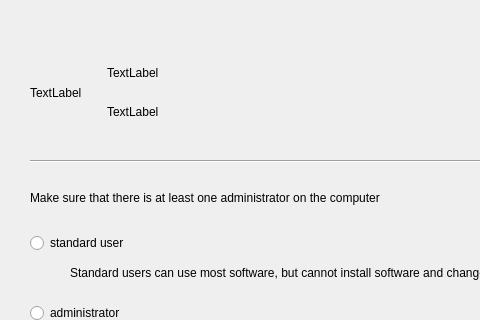
The window that plugins/account/userinfo/changetypedialog.ui (ukui/ukui-control-center) describes before a commit, drawn with Qt 5; both pictures show x 0 to 480 and y 0 to 320 of the 586 by 430 pixel window.
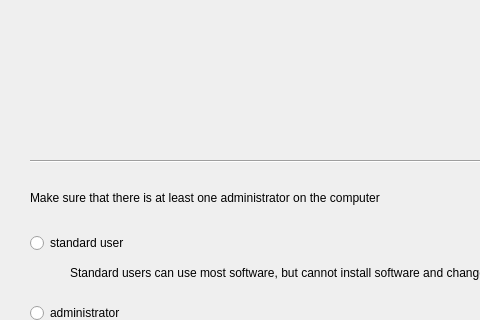
The same window after the commit.

```diff
--- a/plugins/account/userinfo/changetypedialog.ui
+++ b/plugins/account/userinfo/changetypedialog.ui
@@ -78,7 +78,7 @@
           </size>
          </property>
          <property name="text">
-          <string>TextLabel</string>
+          <string/>
          </property>
         </widget>
        </item>
@@ -106,7 +106,7 @@
             </sizepolicy>
            </property>
            <property name="text">
-            <string>TextLabel</string>
+            <string/>
            </property>
            <property name="scaledContents">
             <bool>true</bool>
@@ -122,7 +122,7 @@
             </sizepolicy>
            </property>
            <property name="text">
-            <string>TextLabel</string>
+            <string/>
            </property>
            <property name="scaledContents">
             <bool>true</bool>
```
